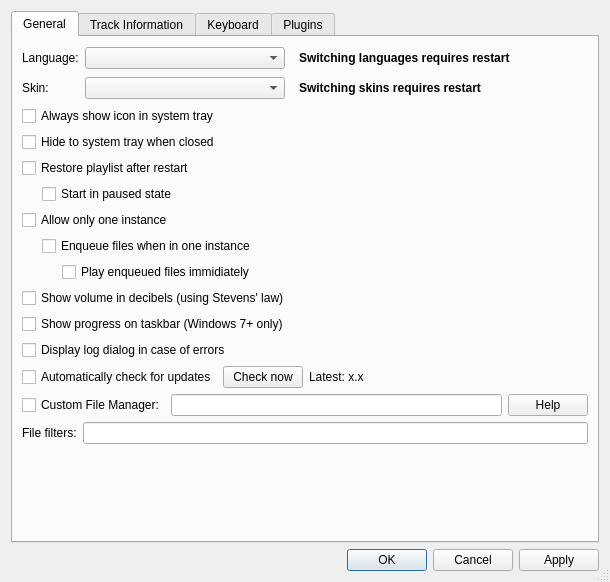
Old version of the form src/preferencesDialog.ui in the repository nulloy/nulloy.
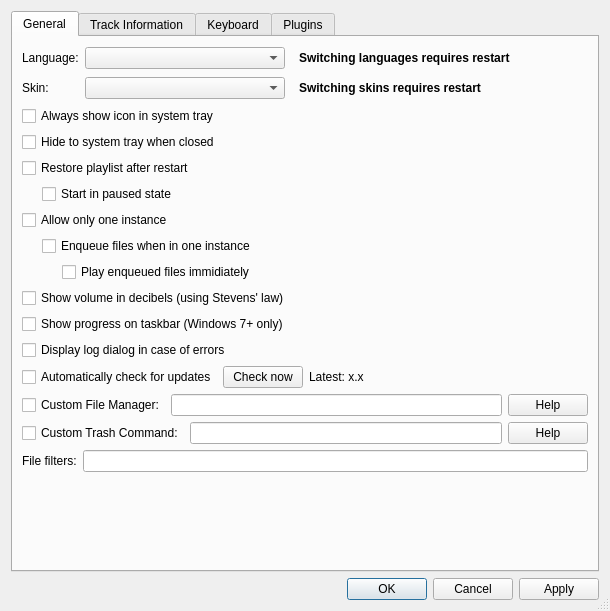
New version of the form. Custom widgets are drawn as their Qt base class.

Commit message: custom trash command support

Patch:
```diff
--- a/src/preferencesDialog.ui
+++ b/src/preferencesDialog.ui
@@ -7,7 +7,7 @@
     <x>0</x>
     <y>0</y>
     <width>610</width>
-    <height>582</height>
+    <height>611</height>
    </rect>
   </property>
   <property name="styleSheet">
@@ -51,7 +51,7 @@
             <x>0</x>
             <y>0</y>
             <width>588</width>
-            <height>500</height>
+            <height>529</height>
            </rect>
           </property>
           <layout class="QVBoxLayout" name="verticalLayout_11">
@@ -420,6 +420,27 @@
              </item>
             </layout>
            </item>
+           <item>
+            <layout class="QHBoxLayout" name="horizontalLayout_15">
+             <item>
+              <widget class="QCheckBox" name="customTrashCheckBox">
+               <property name="text">
+                <string>Custom Trash Command:</string>
+               </property>
+              </widget>
+             </item>
+             <item>
+              <widget class="QLineEdit" name="customTrashCommandLineEdit"/>
+             </item>
+             <item>
+              <widget class="QPushButton" name="customTrashHelpButton">
+               <property name="text">
+                <string>Help</string>
+               </property>
+              </widget>
+             </item>
+            </layout>
+           </item>
            <item>
             <layout class="QHBoxLayout" name="horizontalLayout_4">
              <item>
```
The commit also changes 4 other files.
